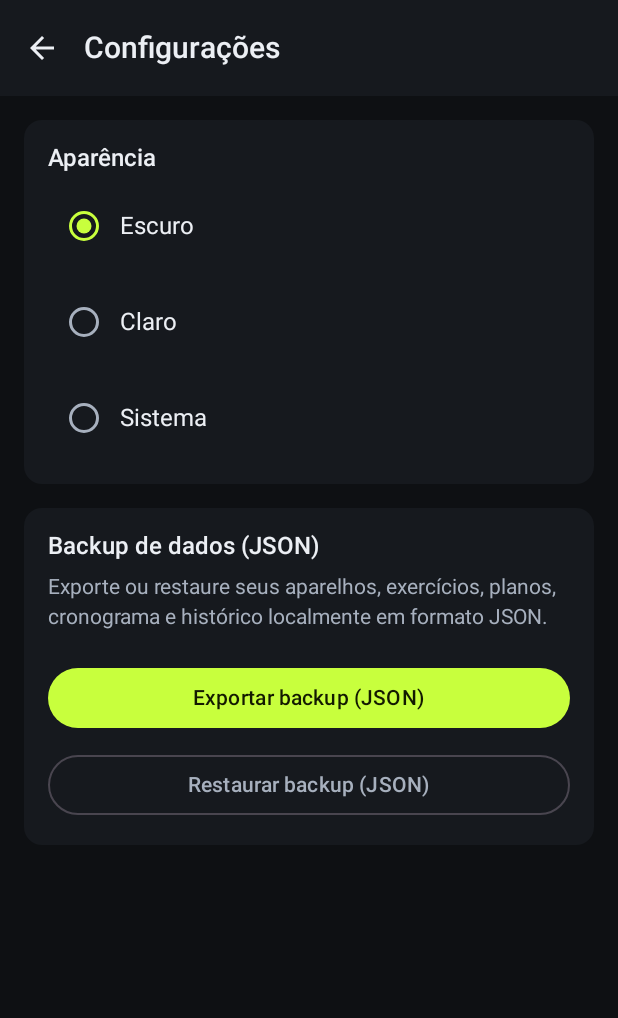
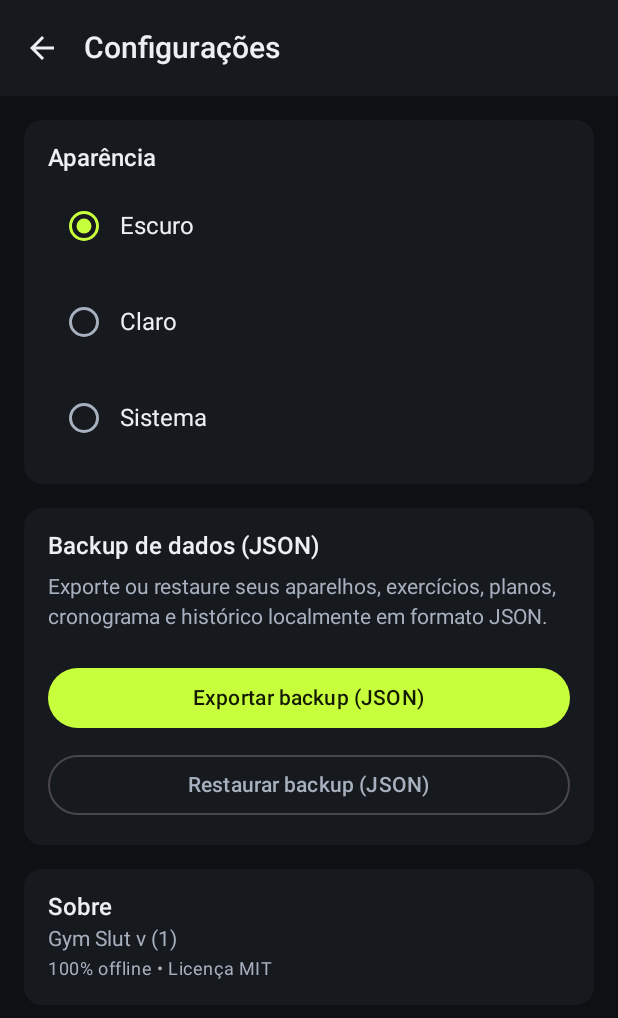
Before and after one commit to Wather17/gym-slut, an Android app built with Jetpack Compose: the SettingsScreen screen opened through its navigation route, on a phone screen of 412 x 824 dp. Shown: the top 1018 px of the screen. Run offline under Robolectric (Android 15) with nearby library versions, the phone set to English and light mode, and no system bars; our stand-ins replace Dagger/Hilt's generated code.

Commit message:
feat(ui): splash screen escuro, system bars dinamicas, imePadding e secao Sobre

```diff
--- a/app/build.gradle.kts
+++ b/app/build.gradle.kts
@@ -81,6 +81,7 @@ android {
 
     buildFeatures {
         compose = true
+        buildConfig = true
     }
 
     testOptions {
@@ -132,6 +133,7 @@ kover {
 
 dependencies {
     implementation(libs.androidx.core.ktx)
+    implementation(libs.androidx.core.splashscreen)
     implementation(libs.androidx.lifecycle.runtime.ktx)
     implementation(libs.androidx.lifecycle.runtime.compose)
     implementation(libs.androidx.lifecycle.viewmodel.compose)
--- a/app/src/main/AndroidManifest.xml
+++ b/app/src/main/AndroidManifest.xml
@@ -11,10 +11,12 @@
         android:label="@string/app_name"
         android:roundIcon="@mipmap/ic_launcher_round"
         android:supportsRtl="true"
-        android:theme="@android:style/Theme.Material.NoActionBar">
+        android:theme="@style/Theme.GymSlut">
         <activity
             android:name=".MainActivity"
-            android:exported="true">
+            android:exported="true"
+            android:theme="@style/Theme.GymSlut.Splash"
+            android:windowSoftInputMode="adjustResize">
             <intent-filter>
                 <action android:name="android.intent.action.MAIN" />
 
--- a/app/src/main/java/com/gymslut/app/MainActivity.kt
+++ b/app/src/main/java/com/gymslut/app/MainActivity.kt
@@ -1,10 +1,15 @@
 package com.gymslut.app
 
+import android.graphics.Color
 import android.os.Bundle
 import androidx.activity.ComponentActivity
+import androidx.activity.SystemBarStyle
 import androidx.activity.compose.setContent
 import androidx.activity.enableEdgeToEdge
+import androidx.compose.foundation.isSystemInDarkTheme
+import androidx.compose.runtime.DisposableEffect
 import androidx.compose.runtime.getValue
+import androidx.core.splashscreen.SplashScreen.Companion.installSplashScreen
 import androidx.lifecycle.compose.collectAsStateWithLifecycle
 import com.gymslut.app.core.designsystem.GymSlutTheme
 import com.gymslut.app.core.navigation.GymSlutAppShell
@@ -23,12 +28,33 @@ class MainActivity : ComponentActivity() {
     lateinit var preferencesRepository: DataStorePreferencesRepository
 
     override fun onCreate(savedInstanceState: Bundle?) {
+        installSplashScreen()
         super.onCreate(savedInstanceState)
         enableEdgeToEdge()
         setContent {
             val themeMode by preferencesRepository.themeMode.collectAsStateWithLifecycle(
                 initialValue = ThemeMode.DEFAULT
             )
+            val useDarkTheme = when (themeMode) {
+                ThemeMode.DARK -> true
+                ThemeMode.LIGHT -> false
+                ThemeMode.SYSTEM -> isSystemInDarkTheme()
+            }
+            DisposableEffect(useDarkTheme) {
+                enableEdgeToEdge(
+                    statusBarStyle = if (useDarkTheme) {
+                        SystemBarStyle.dark(Color.TRANSPARENT)
+                    } else {
+                        SystemBarStyle.light(Color.TRANSPARENT, Color.TRANSPARENT)
+                    },
+                    navigationBarStyle = if (useDarkTheme) {
+                        SystemBarStyle.dark(Color.TRANSPARENT)
+                    } else {
+                        SystemBarStyle.light(Color.TRANSPARENT, Color.TRANSPARENT)
+                    }
+                )
+                onDispose {}
+            }
             GymSlutTheme(themeMode = themeMode) {
                 GymSlutAppShell()
             }
--- a/app/src/main/java/com/gymslut/app/feature/settings/SettingsScreen.kt
+++ b/app/src/main/java/com/gymslut/app/feature/settings/SettingsScreen.kt
@@ -12,6 +12,8 @@ import androidx.compose.foundation.layout.fillMaxSize
 import androidx.compose.foundation.layout.fillMaxWidth
 import androidx.compose.foundation.layout.height
 import androidx.compose.foundation.layout.padding
+import androidx.compose.foundation.rememberScrollState
+import androidx.compose.foundation.verticalScroll
 import androidx.compose.material3.AlertDialog
 import androidx.compose.material3.Button
 import androidx.compose.material3.Card
@@ -35,6 +37,7 @@ import androidx.compose.ui.platform.LocalContext
 import androidx.compose.ui.unit.dp
 import androidx.hilt.navigation.compose.hiltViewModel
 import androidx.lifecycle.compose.collectAsStateWithLifecycle
+import com.gymslut.app.BuildConfig
 import com.gymslut.app.core.preferences.ThemeMode
 import kotlinx.coroutines.Dispatchers
 import kotlinx.coroutines.launch
@@ -109,6 +112,7 @@ fun SettingsScreen(
             modifier = Modifier
                 .fillMaxSize()
                 .padding(innerPadding)
+                .verticalScroll(rememberScrollState())
                 .padding(16.dp),
             verticalArrangement = Arrangement.spacedBy(16.dp)
         ) {
@@ -184,6 +188,33 @@ fun SettingsScreen(
                     }
                 }
             }
+
+            Card(
+                colors = CardDefaults.cardColors(containerColor = MaterialTheme.colorScheme.surface)
+            ) {
+                Column(
+                    modifier = Modifier
+                        .fillMaxWidth()
+                        .padding(16.dp),
+                    verticalArrangement = Arrangement.spacedBy(4.dp)
+                ) {
+                    Text(
+                        text = "Sobre",
+                        style = MaterialTheme.typography.titleMedium
+                    )
+                    val buildLabel = if (BuildConfig.DEBUG) " • Debug" else ""
+                    Text(
+                        text = "Gym Slut v${BuildConfig.VERSION_NAME} (${BuildConfig.VERSION_CODE})$buildLabel",
+                        style = MaterialTheme.typography.bodyMedium,
+                        color = MaterialTheme.colorScheme.onSurfaceVariant
+                    )
+                    Text(
+                        text = "100% offline • Licença MIT",
+                        style = MaterialTheme.typography.bodySmall,
+                        color = MaterialTheme.colorScheme.onSurfaceVariant
+                    )
+                }
+            }
         }
     }
 
--- a/app/src/main/java/com/gymslut/app/feature/workout/ActiveWorkoutScreen.kt
+++ b/app/src/main/java/com/gymslut/app/feature/workout/ActiveWorkoutScreen.kt
@@ -14,6 +14,7 @@ import androidx.compose.foundation.layout.Spacer
 import androidx.compose.foundation.layout.fillMaxSize
 import androidx.compose.foundation.layout.fillMaxWidth
 import androidx.compose.foundation.layout.height
+import androidx.compose.foundation.layout.imePadding
 import androidx.compose.foundation.layout.padding
 import androidx.compose.foundation.layout.width
 import androidx.compose.foundation.lazy.LazyColumn
@@ -97,6 +98,7 @@ fun ActiveWorkoutScreen(
     }
 
     Scaffold(
+        modifier = Modifier.imePadding(),
         bottomBar = {
             RestTimerBar(
                 state = timerState,
--- /dev/null
+++ b/app/src/main/res/values/themes.xml
@@ -0,0 +1,12 @@
+<?xml version="1.0" encoding="utf-8"?>
+<resources>
+    <style name="Theme.GymSlut" parent="android:Theme.Material.NoActionBar">
+        <item name="android:windowBackground">@color/ic_launcher_background</item>
+    </style>
+
+    <style name="Theme.GymSlut.Splash" parent="Theme.SplashScreen">
+        <item name="windowSplashScreenBackground">@color/ic_launcher_background</item>
+        <item name="windowSplashScreenAnimatedIcon">@mipmap/ic_launcher_foreground</item>
+        <item name="postSplashScreenTheme">@style/Theme.GymSlut</item>
+    </style>
+</resources>
--- a/gradle/libs.versions.toml
+++ b/gradle/libs.versions.toml
@@ -6,6 +6,7 @@ hilt = "2.56.1"
 room = "2.7.1"
 composeBom = "2025.04.01"
 coreKtx = "1.16.0"
+coreSplashscreen = "1.0.1"
 lifecycle = "2.8.7"
 activityCompose = "1.10.1"
 navigationCompose = "2.8.9"
@@ -20,6 +21,7 @@ kover = "0.9.1"
 
 [libraries]
 androidx-core-ktx = { group = "androidx.core", name = "core-ktx", version.ref = "coreKtx" }
+androidx-core-splashscreen = { group = "androidx.core", name = "core-splashscreen", version.ref = "coreSplashscreen" }
 androidx-lifecycle-runtime-ktx = { group = "androidx.lifecycle", name = "lifecycle-runtime-ktx", version.ref = "lifecycle" }
 androidx-lifecycle-runtime-compose = { group = "androidx.lifecycle", name = "lifecycle-runtime-compose", version.ref = "lifecycle" }
 androidx-lifecycle-viewmodel-compose = { group = "androidx.lifecycle", name = "lifecycle-viewmodel-compose", version.ref = "lifecycle" }
```
